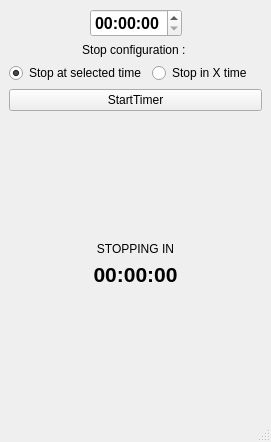
JasonColtier/PCStopper, file views/mainwindow.ui: the form before one commit.
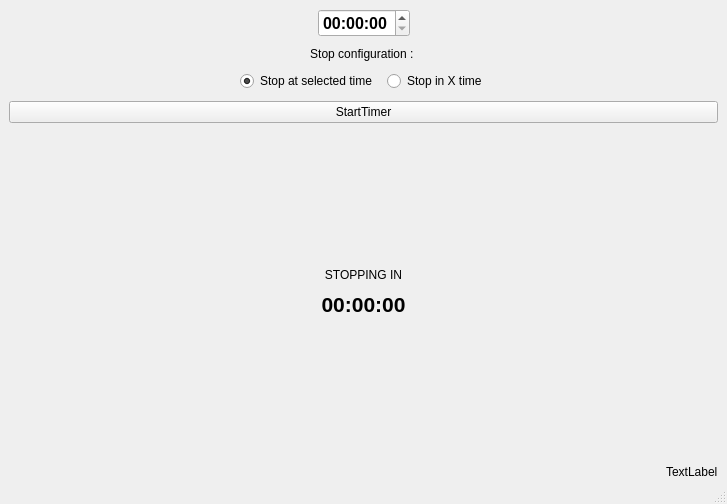
The form after the commit.

```diff
--- a/views/mainwindow.ui
+++ b/views/mainwindow.ui
@@ -6,8 +6,8 @@
    <rect>
     <x>0</x>
     <y>0</y>
-    <width>271</width>
-    <height>442</height>
+    <width>727</width>
+    <height>504</height>
    </rect>
   </property>
   <property name="windowTitle">
@@ -15,9 +15,15 @@
   </property>
   <widget class="QWidget" name="centralwidget">
    <layout class="QVBoxLayout" name="verticalLayout">
+    <property name="spacing">
+     <number>10</number>
+    </property>
     <property name="sizeConstraint">
      <enum>QLayout::SetDefaultConstraint</enum>
     </property>
+    <property name="bottomMargin">
+     <number>0</number>
+    </property>
     <item>
      <layout class="QHBoxLayout" name="horizontalLayout_4">
       <item>
@@ -94,6 +100,19 @@
     </item>
     <item>
      <layout class="QHBoxLayout" name="horizontalLayout">
+      <item>
+       <spacer name="horizontalSpacer_4">
+        <property name="orientation">
+         <enum>Qt::Horizontal</enum>
+        </property>
+        <property name="sizeHint" stdset="0">
+         <size>
+          <width>40</width>
+          <height>20</height>
+         </size>
+        </property>
+       </spacer>
+      </item>
       <item>
        <widget class="QRadioButton" name="stopAtTimeRadio">
         <property name="text">
@@ -111,6 +130,19 @@
         </property>
        </widget>
       </item>
+      <item>
+       <spacer name="horizontalSpacer_5">
+        <property name="orientation">
+         <enum>Qt::Horizontal</enum>
+        </property>
+        <property name="sizeHint" stdset="0">
+         <size>
+          <width>40</width>
+          <height>20</height>
+         </size>
+        </property>
+       </spacer>
+      </item>
      </layout>
     </item>
     <item>
@@ -175,6 +207,30 @@
       </property>
      </spacer>
     </item>
+    <item>
+     <layout class="QHBoxLayout" name="horizontalLayout_5">
+      <item>
+       <spacer name="horizontalSpacer_3">
+        <property name="orientation">
+         <enum>Qt::Horizontal</enum>
+        </property>
+        <property name="sizeHint" stdset="0">
+         <size>
+          <width>40</width>
+          <height>20</height>
+         </size>
+        </property>
+       </spacer>
+      </item>
+      <item>
+       <widget class="QLabel" name="versionLabel">
+        <property name="text">
+         <string>TextLabel</string>
+        </property>
+       </widget>
+      </item>
+     </layout>
+    </item>
    </layout>
   </widget>
   <widget class="QMenuBar" name="menubar">
```
Left out of the diff: 5 changed lines with no effect on the pictures.
